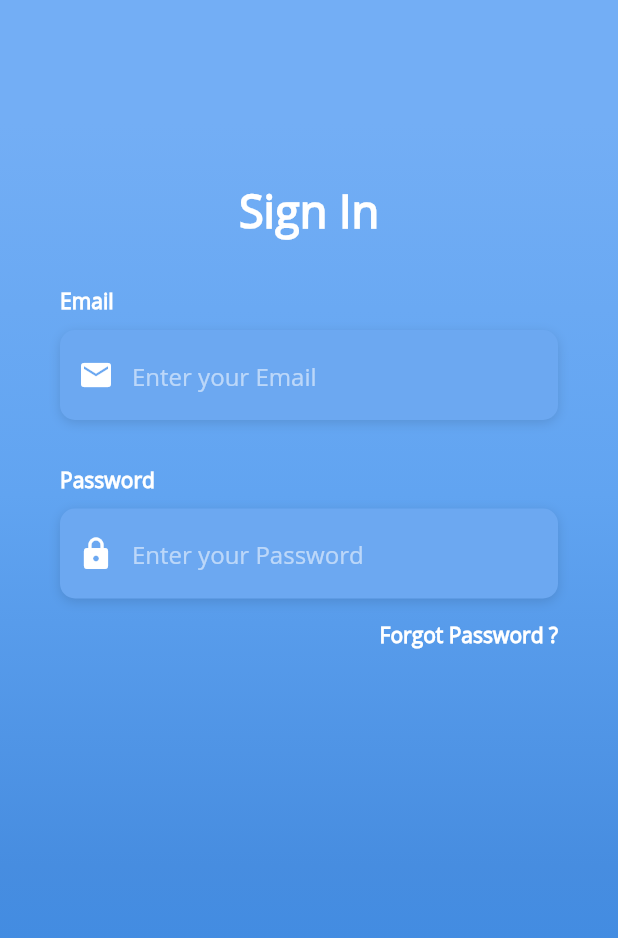
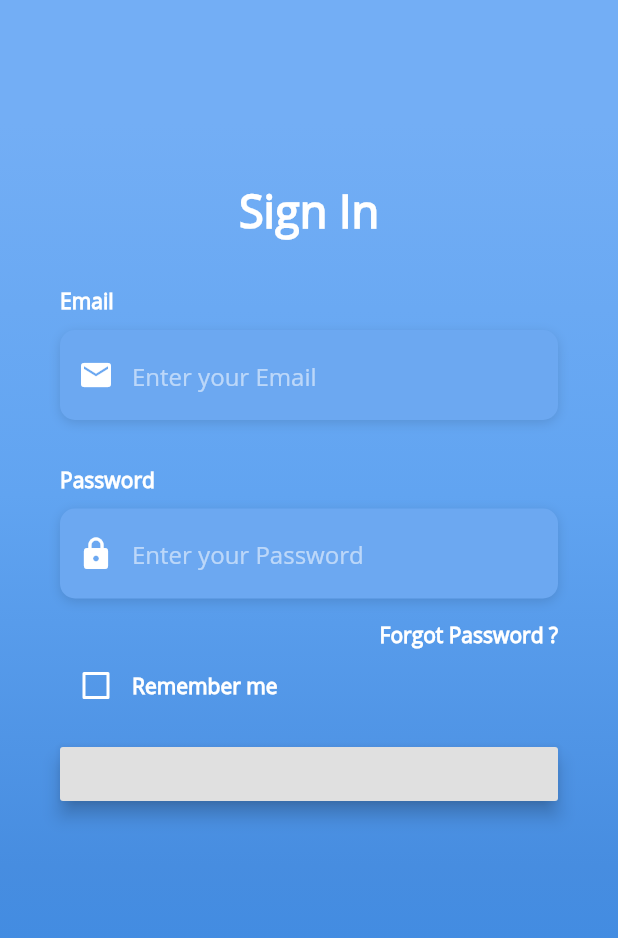
Before and after one commit to DavidCastelloBatet/login_page_ui_flutter, a Flutter app: the screen it shows after launch, on a phone screen of 412 x 824 dp. Shown: the top 938 px of the screen. Run offline on Flutter 3.47's test engine with Material 2 defaults, Android fonts, the phone set to English and light mode, and no system bars.

Commit message:
remember me checkbox

```diff
--- a/lib/screens/login_screen.dart
+++ b/lib/screens/login_screen.dart
@@ -7,6 +7,8 @@ class LoginScreen extends StatefulWidget {
 }
 
 class _LoginScreenState extends State<LoginScreen> {
+  bool _rememberMe = false;
+
   Widget _buildEmailTF() {
     return Column(
       crossAxisAlignment: CrossAxisAlignment.start,
@@ -91,6 +93,33 @@ class _LoginScreenState extends State<LoginScreen> {
     );
   }
 
+  Widget _buildRememberMeCheckbox() {
+    return Container(
+      height: 20.0,
+      child: Row(
+        children: <Widget>[
+          Theme(
+            data: ThemeData(unselectedWidgetColor: Colors.white),
+            child: Checkbox(
+              value: _rememberMe,
+              checkColor: Colors.green,
+              activeColor: Colors.white,
+              onChanged: (value) {
+                setState(() {
+                  _rememberMe = value;
+                });
+              },
+            ),
+          ),
+          Text(
+            'Remember me',
+            style: kLabelStyle,
+          ),
+        ],
+      ),
+    );
+  }
+
   @override
   Widget build(BuildContext context) {
     return Scaffold(
@@ -138,6 +167,15 @@ class _LoginScreenState extends State<LoginScreen> {
                   SizedBox(height: 30.0),
                   _builPasswordTF(),
                   _buildForgotPasswordBtn(),
+                  _buildRememberMeCheckbox(),
+                  Container(
+                    width: double.infinity,
+                    padding: EdgeInsets.symmetric(vertical: 25.0),
+                    child: RaisedButton(
+                      elevation: 5.0,
+                      onPressed: () => print('Login Button Pressed'),
+                    ),
+                  ),
                 ],
               ),
             ),
```
